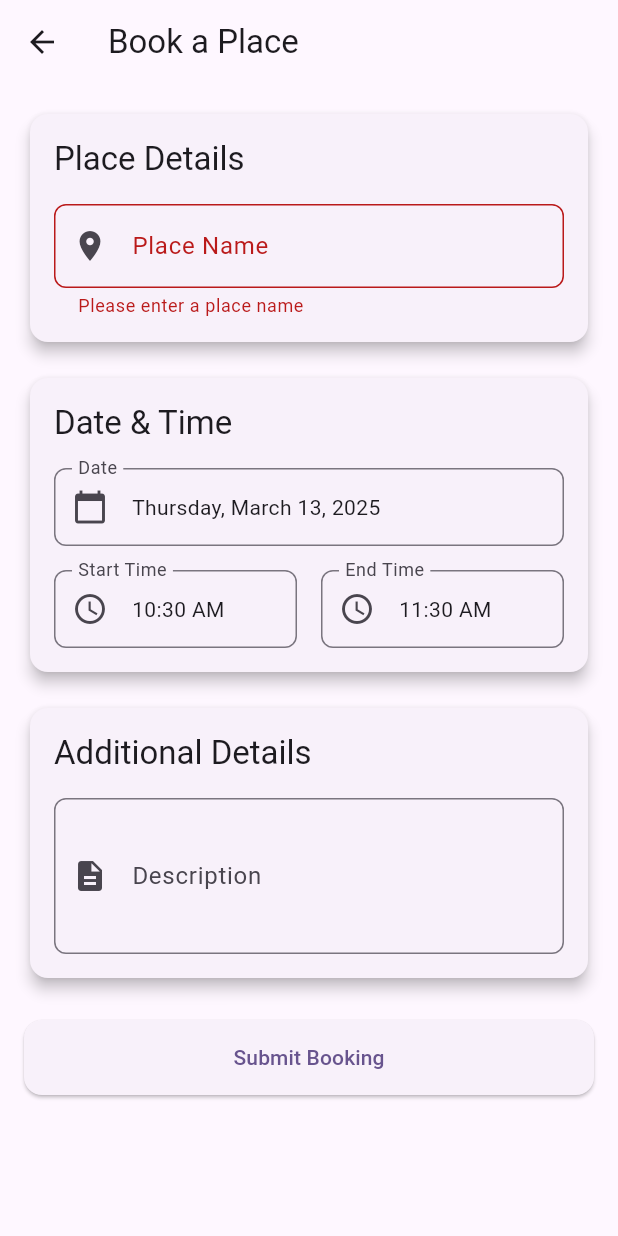
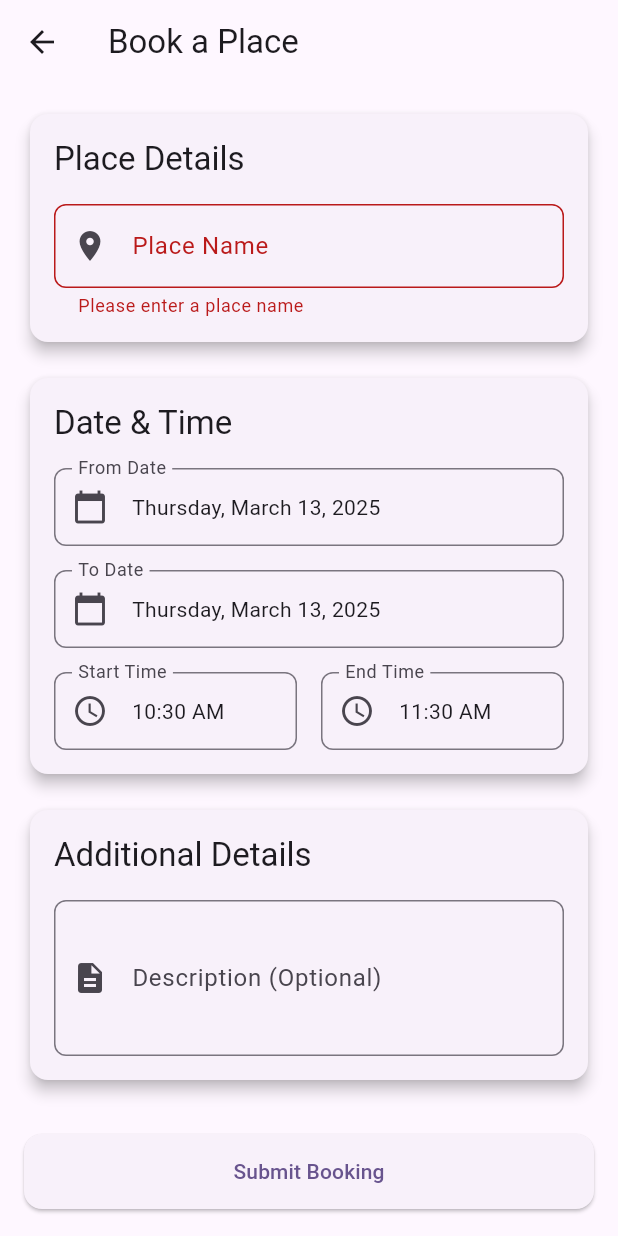
Before and after one commit to RhugvedDangui/BookingApp, a Flutter app: the BookingsPage screen opened by its route, after a tap on "Submit Booking", on a phone screen of 412 x 824 dp. Run offline on Flutter 3.47's test engine with Material 3 defaults, Android fonts, the phone set to English and light mode, and no system bars; drawn by our look-alikes of flutter_animate; our stand-ins replace cloud_firestore, firebase_auth, firebase_core, table_calendar; accounts and stored records are empty; network calls fail.

Commit message:
forgot password and booking fixed

```diff
--- a/lib/main.dart
+++ b/lib/main.dart
@@ -22,12 +22,12 @@ class MyApp extends StatelessWidget {
       theme: ThemeData(
         colorScheme: ColorScheme.fromSeed(seedColor: Colors.deepPurple),
       ),
-      initialRoute: '/home',
+      initialRoute: '/login',
       routes: {
         '/login': (context) => const LoginPage(),
         '/register': (context) => const SignupPage(),
         '/home': (context) => const Homepage(),
-        '/booking': (context) => const BookingsPage()
+        '/booking': (context) => const BookingsPage(),
       },
       debugShowCheckedModeBanner: false,
     );
--- a/lib/pages/booking.dart
+++ b/lib/pages/booking.dart
@@ -2,14 +2,12 @@ import 'package:flutter/material.dart';
 import 'package:table_calendar/table_calendar.dart';
 import 'package:flutter_animate/flutter_animate.dart';
 import 'package:intl/intl.dart';
+import 'package:cloud_firestore/cloud_firestore.dart';
 
 class BookingsPage extends StatefulWidget {
   final String? initialPlaceName;
 
-  const BookingsPage({
-    super.key,
-    this.initialPlaceName,
-  });
+  const BookingsPage({super.key, this.initialPlaceName});
 
   @override
   State<BookingsPage> createState() => _BookingsPageState();
@@ -19,14 +17,19 @@ class _BookingsPageState extends State<BookingsPage> {
   final _formKey = GlobalKey<FormState>();
   late TextEditingController _placeNameController;
   late TextEditingController _descriptionController;
-  DateTime _selectedDate = DateTime.now();
+  DateTime _fromDate = DateTime.now();
+  DateTime _toDate = DateTime.now();
   TimeOfDay _startTime = TimeOfDay.now();
-  TimeOfDay _endTime = TimeOfDay.now().replacing(hour: TimeOfDay.now().hour + 1);
+  TimeOfDay _endTime = TimeOfDay.now().replacing(
+    hour: TimeOfDay.now().hour + 1,
+  );
 
   @override
   void initState() {
     super.initState();
-    _placeNameController = TextEditingController(text: widget.initialPlaceName ?? '');
+    _placeNameController = TextEditingController(
+      text: widget.initialPlaceName ?? '',
+    );
     _descriptionController = TextEditingController();
   }
 
@@ -37,16 +40,22 @@ class _BookingsPageState extends State<BookingsPage> {
     super.dispose();
   }
 
-  Future<void> _selectDate(BuildContext context) async {
+  Future<void> _selectDate(BuildContext context, bool isFromDate) async {
     final DateTime? picked = await showDatePicker(
       context: context,
-      initialDate: _selectedDate,
+      initialDate: isFromDate ? _fromDate : _toDate,
       firstDate: DateTime.now(),
       lastDate: DateTime.now().add(const Duration(days: 365)),
     );
-    if (picked != null && picked != _selectedDate) {
+    if (picked != null) {
       setState(() {
-        _selectedDate = picked;
+        if (isFromDate) {
+          _fromDate = picked;
+          // Automatically set the to date to the same date as the from date
+          _toDate = picked;
+        } else {
+          _toDate = picked;
+        }
       });
     }
   }
@@ -72,14 +81,56 @@ class _BookingsPageState extends State<BookingsPage> {
     }
   }
 
+  // Function to submit the booking details to Firestore
+  Future<void> _submitBooking() async {
+    if (_formKey.currentState!.validate()) {
+      try {
+        // Format the dates to remove time part (store only date)
+        String formattedFromDate = DateFormat('yyyy-MM-dd').format(_fromDate);
+        String formattedToDate = DateFormat('yyyy-MM-dd').format(_toDate);
+
+        // Add data to Firestore
+        await FirebaseFirestore.instance.collection('bookings').add({
+          'placeName': _placeNameController.text,
+          'fromDate': formattedFromDate, // Save only the date
+          'toDate': formattedToDate, // Save only the date
+          'startTime': _startTime.format(context),
+          'endTime': _endTime.format(context),
+          'description': _descriptionController.text,
+          'timestamp': FieldValue.serverTimestamp(),
+        });
+
+        // Clear the form fields after successful submission
+        setState(() {
+          _placeNameController.clear();
+          _descriptionController.clear();
+          _fromDate = DateTime.now();
+          _toDate = DateTime.now();
+          _startTime = TimeOfDay.now();
+          _endTime = TimeOfDay.now().replacing(hour: TimeOfDay.now().hour + 1);
+        });
+
+        // Provide feedback
+        ScaffoldMessenger.of(context).showSnackBar(
+          const SnackBar(content: Text('Booking successfully submitted!')),
+        );
+
+        // Optional: Navigate to another page or reset the page state after success
+        // Navigator.pushReplacement(context, MaterialPageRoute(builder: (_) => AnotherPage()));
+      } catch (e) {
+        // Provide error feedback
+        ScaffoldMessenger.of(
+          context,
+        ).showSnackBar(SnackBar(content: Text('Error: ${e.toString()}')));
+      }
+    }
+  }
+
   @override
   Widget build(BuildContext context) {
     return Scaffold(
       appBar: AppBar(
-        title: const Text('Book a Place')
-          .animate()
-          .fadeIn()
-          .slideX(),
+        title: const Text('Book a Place').animate().fadeIn().slideX(),
         elevation: 0,
       ),
       body: SingleChildScrollView(
@@ -143,17 +194,33 @@ class _BookingsPageState extends State<BookingsPage> {
                       ).animate().fadeIn().slideX(),
                       const SizedBox(height: 16),
                       InkWell(
-                        onTap: () => _selectDate(context),
+                        onTap: () => _selectDate(context, true),
                         child: InputDecorator(
                           decoration: InputDecoration(
-                            labelText: 'Date',
+                            labelText: 'From Date',
                             border: OutlineInputBorder(
                               borderRadius: BorderRadius.circular(8),
                             ),
                             prefixIcon: const Icon(Icons.calendar_today),
                           ),
                           child: Text(
-                            DateFormat('EEEE, MMMM d, y').format(_selectedDate),
+                            DateFormat('EEEE, MMMM d, y').format(_fromDate),
+                          ),
+                        ),
+                      ).animate().fadeIn().slideX(),
+                      const SizedBox(height: 16),
+                      InkWell(
+                        onTap: () => _selectDate(context, false),
+                        child: InputDecorator(
+                          decoration: InputDecoration(
+                            labelText: 'To Date',
+                            border: OutlineInputBorder(
+                              borderRadius: BorderRadius.circular(8),
+                            ),
+                            prefixIcon: const Icon(Icons.calendar_today),
+                          ),
+                          child: Text(
+                            DateFormat('EEEE, MMMM d, y').format(_toDate),
                           ),
                         ),
                       ).animate().fadeIn().slideX(),
@@ -217,37 +284,27 @@ class _BookingsPageState extends State<BookingsPage> {
                       const SizedBox(height: 16),
                       TextFormField(
                         controller: _descriptionController,
-                        maxLines: 3,
                         decoration: InputDecoration(
-                          labelText: 'Description',
-                          hintText: 'Add any special requirements or notes for the admin',
+                          labelText: 'Description (Optional)',
                           border: OutlineInputBorder(
                             borderRadius: BorderRadius.circular(8),
                           ),
                           prefixIcon: const Icon(Icons.description),
                         ),
+                        maxLines: 3,
                       ).animate().fadeIn().slideX(),
                     ],
                   ),
                 ),
               ).animate().scale(),
 
-              const SizedBox(height: 24),
+              const SizedBox(height: 32),
 
               SizedBox(
                 width: double.infinity,
                 height: 50,
                 child: ElevatedButton(
-                  onPressed: () {
-                    if (_formKey.currentState!.validate()) {
-                      // TODO: Implement booking submission
-                      ScaffoldMessenger.of(context).showSnackBar(
-                        const SnackBar(
-                          content: Text('Processing booking...'),
-                        ),
-                      );
-                    }
-                  },
+                  onPressed: _submitBooking,
                   style: ElevatedButton.styleFrom(
                     shape: RoundedRectangleBorder(
                       borderRadius: BorderRadius.circular(12),
```
Also changed, not shown: lib/pages/login.dart (+36 -2 lines).
